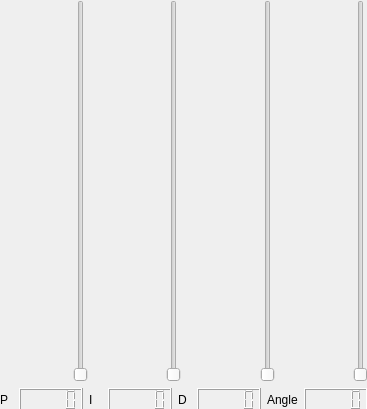
First picture: the form in pid_tester/src/pid_tester_gui.ui, repository philko4711/ohm_gazebo, before the edit.
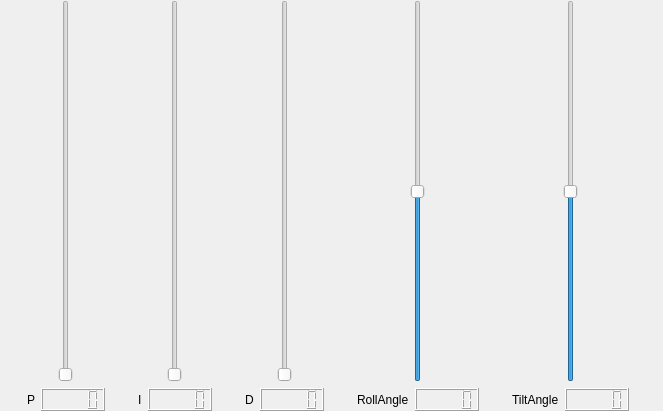
Second picture: the form after the edit.

The edit to the form file:
```diff
--- a/pid_tester/src/pid_tester_gui.ui
+++ b/pid_tester/src/pid_tester_gui.ui
@@ -6,121 +6,30 @@
    <rect>
     <x>0</x>
     <y>0</y>
-    <width>367</width>
-    <height>409</height>
+    <width>663</width>
+    <height>411</height>
    </rect>
   </property>
   <property name="windowTitle">
    <string>Form</string>
   </property>
-  <widget class="QWidget" name="verticalLayoutWidget">
+  <property name="toolTip">
+   <string comment="Heini" extracomment="Wer das liest ist doof"/>
+  </property>
+  <widget class="QWidget" name="gridLayoutWidget">
    <property name="geometry">
     <rect>
      <x>0</x>
      <y>0</y>
-     <width>368</width>
+     <width>661</width>
      <height>411</height>
     </rect>
    </property>
-   <layout class="QVBoxLayout" name="verticalLayout">
-    <item>
-     <layout class="QHBoxLayout" name="horizontalLayout">
-      <item>
-       <spacer name="horizontalSpacer_5">
-        <property name="orientation">
-         <enum>Qt::Horizontal</enum>
-        </property>
-        <property name="sizeHint" stdset="0">
-         <size>
-          <width>40</width>
-          <height>20</height>
-         </size>
-        </property>
-       </spacer>
-      </item>
-      <item>
-       <widget class="QSlider" name="pSlider">
-        <property name="orientation">
-         <enum>Qt::Vertical</enum>
-        </property>
-       </widget>
-      </item>
-      <item>
-       <spacer name="horizontalSpacer">
-        <property name="orientation">
-         <enum>Qt::Horizontal</enum>
-        </property>
-        <property name="sizeHint" stdset="0">
-         <size>
-          <width>13</width>
-          <height>373</height>
-         </size>
-        </property>
-       </spacer>
-      </item>
-      <item>
-       <widget class="QSlider" name="iSlider">
-        <property name="orientation">
-         <enum>Qt::Vertical</enum>
-        </property>
-       </widget>
-      </item>
-      <item>
-       <spacer name="horizontalSpacer_2">
-        <property name="orientation">
-         <enum>Qt::Horizontal</enum>
-        </property>
-        <property name="sizeHint" stdset="0">
-         <size>
-          <width>40</width>
-          <height>20</height>
-         </size>
-        </property>
-       </spacer>
-      </item>
-      <item>
-       <widget class="QSlider" name="dSlider">
-        <property name="orientation">
-         <enum>Qt::Vertical</enum>
-        </property>
-       </widget>
-      </item>
-      <item>
-       <spacer name="horizontalSpacer_3">
-        <property name="orientation">
-         <enum>Qt::Horizontal</enum>
-        </property>
-        <property name="sizeHint" stdset="0">
-         <size>
-          <width>40</width>
-          <height>20</height>
-         </size>
-        </property>
-       </spacer>
-      </item>
-      <item>
-       <widget class="QSlider" name="angleSlider">
-        <property name="orientation">
-         <enum>Qt::Vertical</enum>
-        </property>
-       </widget>
-      </item>
-     </layout>
-    </item>
-    <item>
+   <layout class="QGridLayout" name="gridLayout">
+    <item row="1" column="1">
      <layout class="QHBoxLayout" name="horizontalLayout_2">
       <item>
-       <widget class="QLabel" name="label">
-        <property name="text">
-         <string>P</string>
-        </property>
-       </widget>
-      </item>
-      <item>
-       <widget class="QLCDNumber" name="pLcd"/>
-      </item>
-      <item>
-       <widget class="QLabel" name="label_2">
+       <widget class="QLabel" name="iLabel">
         <property name="text">
          <string>I</string>
         </property>
@@ -129,8 +38,40 @@
       <item>
        <widget class="QLCDNumber" name="iLcd"/>
       </item>
+     </layout>
+    </item>
+    <item row="1" column="4">
+     <layout class="QHBoxLayout" name="horizontalLayout_5">
       <item>
-       <widget class="QLabel" name="label_3">
+       <widget class="QLabel" name="tiltLabel">
+        <property name="text">
+         <string>TiltAngle</string>
+        </property>
+       </widget>
+      </item>
+      <item>
+       <widget class="QLCDNumber" name="tiltAngleLcd"/>
+      </item>
+     </layout>
+    </item>
+    <item row="1" column="0">
+     <layout class="QHBoxLayout" name="horizontalLayout">
+      <item>
+       <widget class="QLabel" name="pLabel">
+        <property name="text">
+         <string>P</string>
+        </property>
+       </widget>
+      </item>
+      <item>
+       <widget class="QLCDNumber" name="pLcd"/>
+      </item>
+     </layout>
+    </item>
+    <item row="1" column="2">
+     <layout class="QHBoxLayout" name="horizontalLayout_3">
+      <item>
+       <widget class="QLabel" name="dLabel">
         <property name="text">
          <string>D</string>
         </property>
@@ -139,15 +80,86 @@
       <item>
        <widget class="QLCDNumber" name="dLcd"/>
       </item>
+     </layout>
+    </item>
+    <item row="1" column="3">
+     <layout class="QHBoxLayout" name="horizontalLayout_4">
       <item>
-       <widget class="QLabel" name="label_4">
+       <widget class="QLabel" name="rollLabel">
         <property name="text">
-         <string>Angle</string>
+         <string>RollAngle</string>
         </property>
        </widget>
       </item>
       <item>
-       <widget class="QLCDNumber" name="angleLcd"/>
+       <widget class="QLCDNumber" name="rollAngleLcd"/>
+      </item>
+     </layout>
+    </item>
+    <item row="0" column="0">
+     <layout class="QHBoxLayout" name="horizontalLayout_6">
+      <item>
+       <widget class="QSlider" name="pSlider">
+        <property name="orientation">
+         <enum>Qt::Vertical</enum>
+        </property>
+       </widget>
+      </item>
+     </layout>
+    </item>
+    <item row="0" column="1">
+     <layout class="QHBoxLayout" name="horizontalLayout_7">
+      <item>
+       <widget class="QSlider" name="iSlider">
+        <property name="orientation">
+         <enum>Qt::Vertical</enum>
+        </property>
+       </widget>
+      </item>
+     </layout>
+    </item>
+    <item row="0" column="2">
+     <layout class="QHBoxLayout" name="horizontalLayout_8">
+      <item>
+       <widget class="QSlider" name="dSlider">
+        <property name="orientation">
+         <enum>Qt::Vertical</enum>
+        </property>
+       </widget>
+      </item>
+     </layout>
+    </item>
+    <item row="0" column="3">
+     <layout class="QHBoxLayout" name="horizontalLayout_9">
+      <item>
+       <widget class="QSlider" name="rollAngleSlider">
+        <property name="minimum">
+         <number>-314</number>
+        </property>
+        <property name="maximum">
+         <number>314</number>
+        </property>
+        <property name="orientation">
+         <enum>Qt::Vertical</enum>
+        </property>
+       </widget>
+      </item>
+     </layout>
+    </item>
+    <item row="0" column="4">
+     <layout class="QHBoxLayout" name="horizontalLayout_10">
+      <item>
+       <widget class="QSlider" name="tiltAngleSlider">
+        <property name="minimum">
+         <number>-314</number>
+        </property>
+        <property name="maximum">
+         <number>314</number>
+        </property>
+        <property name="orientation">
+         <enum>Qt::Vertical</enum>
+        </property>
+       </widget>
       </item>
      </layout>
     </item>
```
Left out of the diff: 58 changed lines with no effect on the pictures.
